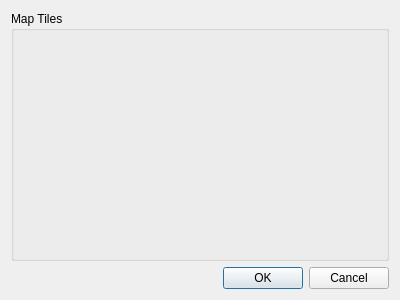
Before: the Qt Designer form forms/repo_maptilesdialog.ui in 3drepo/3drepogui, drawn with Qt 5.
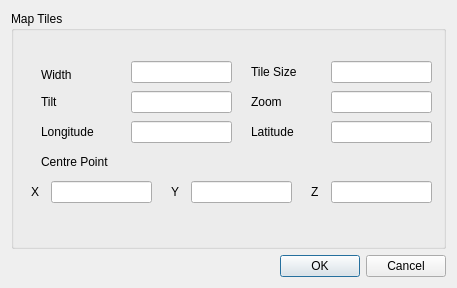
After: the same form once the commit is applied.

Commit message: Add map tiles support. currently only creates a new project with root + map tile

Diff of the .ui file:
```diff
--- a/forms/repo_maptilesdialog.ui
+++ b/forms/repo_maptilesdialog.ui
@@ -6,8 +6,8 @@
    <rect>
     <x>0</x>
     <y>0</y>
-    <width>400</width>
-    <height>300</height>
+    <width>457</width>
+    <height>288</height>
    </rect>
   </property>
   <property name="windowTitle">
@@ -19,6 +19,229 @@
      <property name="title">
       <string>Map Tiles</string>
      </property>
+     <widget class="QLabel" name="widthLabel">
+      <property name="geometry">
+       <rect>
+        <x>30</x>
+        <y>50</y>
+        <width>41</width>
+        <height>21</height>
+       </rect>
+      </property>
+      <property name="text">
+       <string>Width</string>
+      </property>
+      <property name="alignment">
+       <set>Qt::AlignBottom|Qt::AlignLeading|Qt::AlignLeft</set>
+      </property>
+     </widget>
+     <widget class="QLabel" name="tiltLabel">
+      <property name="geometry">
+       <rect>
+        <x>30</x>
+        <y>80</y>
+        <width>41</width>
+        <height>21</height>
+       </rect>
+      </property>
+      <property name="text">
+       <string>Tilt</string>
+      </property>
+     </widget>
+     <widget class="QLabel" name="tileSizeLabel">
+      <property name="geometry">
+       <rect>
+        <x>240</x>
+        <y>50</y>
+        <width>51</width>
+        <height>21</height>
+       </rect>
+      </property>
+      <property name="text">
+       <string>Tile Size</string>
+      </property>
+     </widget>
+     <widget class="QLabel" name="zoomLabel">
+      <property name="geometry">
+       <rect>
+        <x>240</x>
+        <y>80</y>
+        <width>51</width>
+        <height>21</height>
+       </rect>
+      </property>
+      <property name="text">
+       <string>Zoom</string>
+      </property>
+     </widget>
+     <widget class="QLabel" name="longLabel">
+      <property name="geometry">
+       <rect>
+        <x>30</x>
+        <y>110</y>
+        <width>61</width>
+        <height>21</height>
+       </rect>
+      </property>
+      <property name="text">
+       <string>Longitude</string>
+      </property>
+     </widget>
+     <widget class="QLabel" name="latLabel">
+      <property name="geometry">
+       <rect>
+        <x>240</x>
+        <y>110</y>
+        <width>61</width>
+        <height>21</height>
+       </rect>
+      </property>
+      <property name="text">
+       <string>Latitude</string>
+      </property>
+     </widget>
+     <widget class="QLabel" name="coordLabel">
+      <property name="geometry">
+       <rect>
+        <x>30</x>
+        <y>140</y>
+        <width>81</width>
+        <height>21</height>
+       </rect>
+      </property>
+      <property name="text">
+       <string>Centre Point</string>
+      </property>
+     </widget>
+     <widget class="QLabel" name="coordLabel_2">
+      <property name="geometry">
+       <rect>
+        <x>20</x>
+        <y>170</y>
+        <width>21</width>
+        <height>21</height>
+       </rect>
+      </property>
+      <property name="text">
+       <string>X</string>
+      </property>
+     </widget>
+     <widget class="QLabel" name="coordLabel_3">
+      <property name="geometry">
+       <rect>
+        <x>160</x>
+        <y>170</y>
+        <width>21</width>
+        <height>21</height>
+       </rect>
+      </property>
+      <property name="text">
+       <string>Y</string>
+      </property>
+     </widget>
+     <widget class="QLabel" name="coordLabel_4">
+      <property name="geometry">
+       <rect>
+        <x>300</x>
+        <y>170</y>
+        <width>21</width>
+        <height>21</height>
+       </rect>
+      </property>
+      <property name="text">
+       <string>Z</string>
+      </property>
+     </widget>
+     <widget class="QLineEdit" name="tileSizeLineEdit">
+      <property name="geometry">
+       <rect>
+        <x>320</x>
+        <y>50</y>
+        <width>101</width>
+        <height>22</height>
+       </rect>
+      </property>
+     </widget>
+     <widget class="QLineEdit" name="zoomLineEdit">
+      <property name="geometry">
+       <rect>
+        <x>320</x>
+        <y>80</y>
+        <width>101</width>
+        <height>22</height>
+       </rect>
+      </property>
+     </widget>
+     <widget class="QLineEdit" name="widthLineEdit">
+      <property name="geometry">
+       <rect>
+        <x>120</x>
+        <y>50</y>
+        <width>101</width>
+        <height>22</height>
+       </rect>
+      </property>
+     </widget>
+     <widget class="QLineEdit" name="tiltLineEdit">
+      <property name="geometry">
+       <rect>
+        <x>120</x>
+        <y>80</y>
+        <width>101</width>
+        <height>22</height>
+       </rect>
+      </property>
+     </widget>
+     <widget class="QLineEdit" name="longLineEdit">
+      <property name="geometry">
+       <rect>
+        <x>120</x>
+        <y>110</y>
+        <width>101</width>
+        <height>22</height>
+       </rect>
+      </property>
+     </widget>
+     <widget class="QLineEdit" name="latLineEdit">
+      <property name="geometry">
+       <rect>
+        <x>320</x>
+        <y>110</y>
+        <width>101</width>
+        <height>22</height>
+       </rect>
+      </property>
+     </widget>
+     <widget class="QLineEdit" name="cpXLineEdit">
+      <property name="geometry">
+       <rect>
+        <x>40</x>
+        <y>170</y>
+        <width>101</width>
+        <height>22</height>
+       </rect>
+      </property>
+     </widget>
+     <widget class="QLineEdit" name="cpYLineEdit">
+      <property name="geometry">
+       <rect>
+        <x>180</x>
+        <y>170</y>
+        <width>101</width>
+        <height>22</height>
+       </rect>
+      </property>
+     </widget>
+     <widget class="QLineEdit" name="cpZLineEdit">
+      <property name="geometry">
+       <rect>
+        <x>320</x>
+        <y>170</y>
+        <width>101</width>
+        <height>22</height>
+       </rect>
+      </property>
+     </widget>
     </widget>
    </item>
    <item>
```
Left out of the diff: 17 changed lines with no effect on the pictures. The commit also changes 3 other files.
